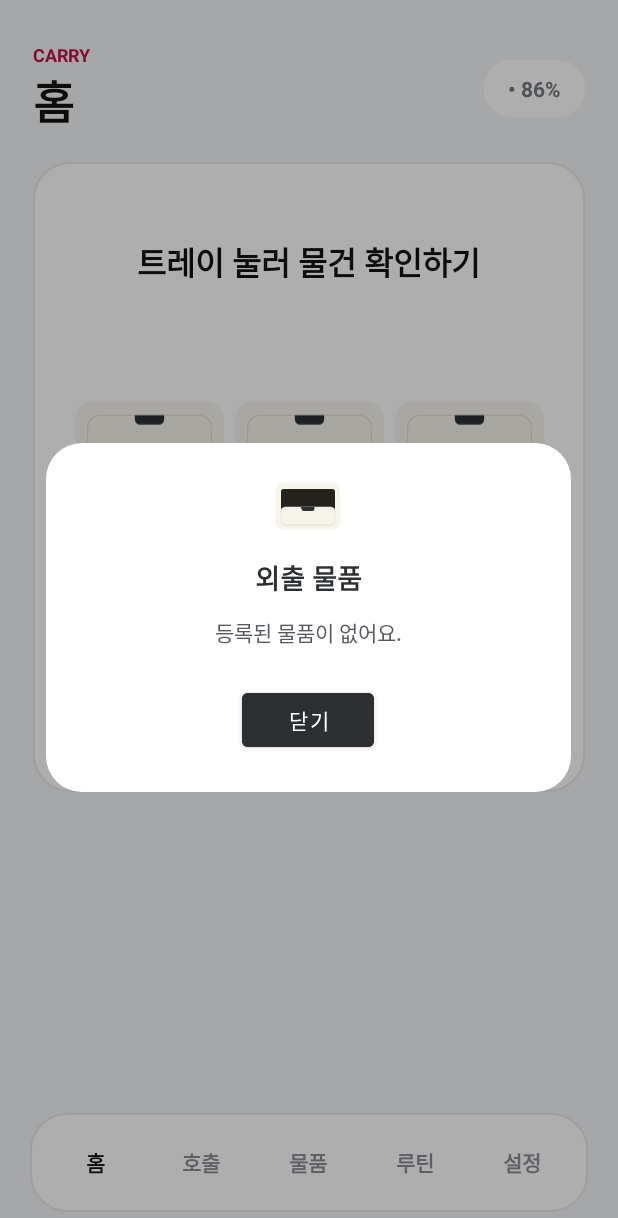
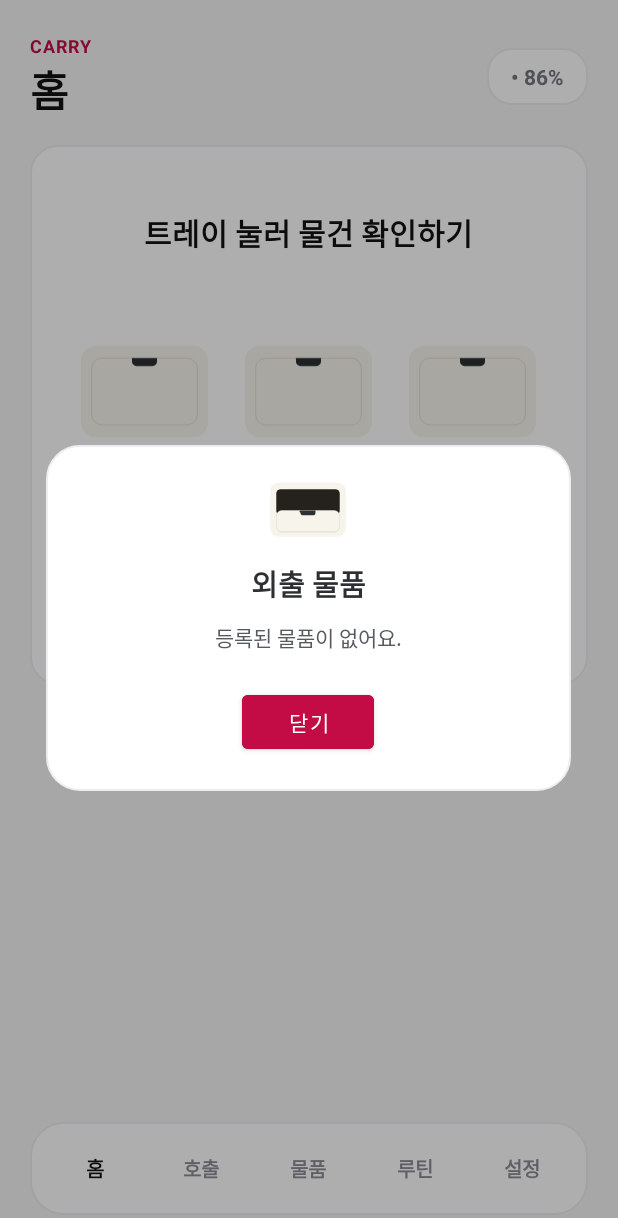
Before and after one commit to kse716/LG_CARRY, an Android app: the screen it shows after launch (MainActivity), after a tap on "외출", on a phone screen of 412 x 824 dp. Shown: the top 1218 px of the screen. Run offline under Robolectric (Android 15) with nearby library versions, the light colour scheme and no system bars; our stand-ins replace Firebase (no records; nobody signed in at launch, a user with empty details on screens opened directly); 1 other tap on this screen came first.

Commit message:
디자인 변경

```diff
--- a/app/src/main/res/drawable/bg_app.xml
+++ b/app/src/main/res/drawable/bg_app.xml
@@ -1,4 +1,4 @@
 <?xml version="1.0" encoding="utf-8"?>
 <shape xmlns:android="http://schemas.android.com/apk/res/android">
-    <solid android:color="#F3F4F6" />
+    <solid android:color="#F5F5F6" />
 </shape>
--- a/app/src/main/res/drawable/bg_card.xml
+++ b/app/src/main/res/drawable/bg_card.xml
@@ -1,8 +1,8 @@
 <?xml version="1.0" encoding="utf-8"?>
 <shape xmlns:android="http://schemas.android.com/apk/res/android">
     <solid android:color="#FFFFFF" />
-    <corners android:radius="24dp" />
+    <corners android:radius="18dp" />
     <stroke
         android:width="1dp"
-        android:color="#E6E8EC" />
+        android:color="#ECEDEF" />
 </shape>
--- a/app/src/main/res/drawable/bg_card_selected.xml
+++ b/app/src/main/res/drawable/bg_card_selected.xml
@@ -1,5 +1,5 @@
 <?xml version="1.0" encoding="utf-8"?>
 <shape xmlns:android="http://schemas.android.com/apk/res/android">
-    <solid android:color="#202124" />
-    <corners android:radius="18dp" />
+    <solid android:color="#C30B45" />
+    <corners android:radius="16dp" />
 </shape>
--- a/app/src/main/res/drawable/bg_circle_dark.xml
+++ b/app/src/main/res/drawable/bg_circle_dark.xml
@@ -1,5 +1,5 @@
 <?xml version="1.0" encoding="utf-8"?>
 <shape xmlns:android="http://schemas.android.com/apk/res/android"
     android:shape="oval">
-    <solid android:color="#202124" />
+    <solid android:color="#C30B45" />
 </shape>
--- a/app/src/main/res/drawable/bg_nav.xml
+++ b/app/src/main/res/drawable/bg_nav.xml
@@ -1,8 +1,8 @@
 <?xml version="1.0" encoding="utf-8"?>
 <shape xmlns:android="http://schemas.android.com/apk/res/android">
     <solid android:color="#FFFFFF" />
-    <corners android:radius="24dp" />
+    <corners android:radius="22dp" />
     <stroke
         android:width="1dp"
-        android:color="#E6E8EC" />
+        android:color="#ECEDEF" />
 </shape>
--- a/app/src/main/res/drawable/bg_pill.xml
+++ b/app/src/main/res/drawable/bg_pill.xml
@@ -1,5 +1,8 @@
 <?xml version="1.0" encoding="utf-8"?>
 <shape xmlns:android="http://schemas.android.com/apk/res/android">
     <solid android:color="#FFFFFF" />
-    <corners android:radius="18dp" />
+    <corners android:radius="16dp" />
+    <stroke
+        android:width="1dp"
+        android:color="#ECEDEF" />
 </shape>
--- a/app/src/main/res/drawable/bg_primary_button.xml
+++ b/app/src/main/res/drawable/bg_primary_button.xml
@@ -1,5 +1,5 @@
 <?xml version="1.0" encoding="utf-8"?>
 <shape xmlns:android="http://schemas.android.com/apk/res/android">
-    <solid android:color="#9FA0A2" />
-    <corners android:radius="18dp" />
+    <solid android:color="#2C3033" />
+    <corners android:radius="16dp" />
 </shape>
--- a/app/src/main/res/drawable/popup_round_bg.xml
+++ b/app/src/main/res/drawable/popup_round_bg.xml
@@ -1,4 +1,9 @@
 <?xml version="1.0" encoding="utf-8"?>
 <shape xmlns:android="http://schemas.android.com/apk/res/android"
     android:shape="rectangle">
-    <solid android:color="#FFFFFF" /> <corners android:radius="24dp" /> </shape>
+    <solid android:color="#FFFFFF" />
+    <corners android:radius="22dp" />
+    <stroke
+        android:width="1dp"
+        android:color="#ECEDEF" />
+</shape>
--- a/app/src/main/res/layout/activity_main.xml
+++ b/app/src/main/res/layout/activity_main.xml
@@ -14,9 +14,9 @@
         android:layout_height="0dp"
         android:clipToPadding="false"
         android:fillViewport="true"
-        android:paddingStart="22dp"
-        android:paddingEnd="22dp"
-        android:paddingBottom="104dp"
+        android:paddingStart="20dp"
+        android:paddingEnd="20dp"
+        android:paddingBottom="96dp"
         app:layout_constraintBottom_toTopOf="@id/bottomNav"
         app:layout_constraintEnd_toEndOf="parent"
         app:layout_constraintStart_toStartOf="parent"
@@ -26,7 +26,7 @@
             android:layout_width="match_parent"
             android:layout_height="wrap_content"
             android:orientation="vertical"
-            android:paddingTop="28dp">
+            android:paddingTop="22dp">
 
             <include
                 android:id="@+id/authScreen"
@@ -62,10 +62,10 @@
     <LinearLayout
         android:id="@+id/bottomNav"
         android:layout_width="0dp"
-        android:layout_height="66dp"
+        android:layout_height="62dp"
         android:layout_marginStart="20dp"
         android:layout_marginEnd="20dp"
-        android:layout_marginBottom="16dp"
+        android:layout_marginBottom="14dp"
         android:background="@drawable/bg_nav"
         android:gravity="center"
         android:orientation="horizontal"
@@ -84,6 +84,7 @@
             android:gravity="center"
             android:text="&#54856;"
             android:textColor="#C30B45"
+            android:textSize="13sp"
             android:textStyle="bold" />
 
         <TextView
@@ -94,6 +95,7 @@
             android:gravity="center"
             android:text="&#54840;&#52636;"
             android:textColor="#8A8D94"
+            android:textSize="13sp"
             android:textStyle="bold" />
 
         <TextView
@@ -104,6 +106,7 @@
             android:gravity="center"
             android:text="&#47932;&#54408;"
             android:textColor="#8A8D94"
+            android:textSize="13sp"
             android:textStyle="bold" />
 
         <TextView
@@ -114,6 +117,7 @@
             android:gravity="center"
             android:text="&#47336;&#54004;"
             android:textColor="#8A8D94"
+            android:textSize="13sp"
             android:textStyle="bold" />
 
         <TextView
@@ -124,6 +128,7 @@
             android:gravity="center"
             android:text="&#49444;&#51221;"
             android:textColor="#8A8D94"
+            android:textSize="13sp"
             android:textStyle="bold" />
     </LinearLayout>
 </androidx.constraintlayout.widget.ConstraintLayout>
--- a/app/src/main/res/layout/dialog_tray_popup.xml
+++ b/app/src/main/res/layout/dialog_tray_popup.xml
@@ -7,12 +7,12 @@
     android:background="@drawable/popup_round_bg"
     android:gravity="center_horizontal"
     android:orientation="vertical"
-    android:padding="24dp">
+    android:padding="22dp">
 
     <ImageView
-        android:layout_width="48dp"
-        android:layout_height="36dp"
-        android:layout_marginBottom="16dp"
+        android:layout_width="56dp"
+        android:layout_height="42dp"
+        android:layout_marginBottom="14dp"
         android:scaleType="fitCenter"
         app:srcCompat="@drawable/ic_tray_open" />
 
@@ -23,14 +23,14 @@
         android:gravity="center"
         android:text="트레이 물품"
         android:textColor="#2C3033"
-        android:textSize="18sp"
+        android:textSize="19sp"
         android:textStyle="bold" />
 
     <TextView
         android:id="@+id/popup_content"
         android:layout_width="match_parent"
         android:layout_height="wrap_content"
-        android:layout_marginTop="12dp"
+        android:layout_marginTop="10dp"
         android:gravity="center"
         android:text="등록된 물품이 없어요."
         android:textColor="#555A60"
@@ -41,8 +41,8 @@
         style="@style/Widget.MaterialComponents.Button"
         android:layout_width="wrap_content"
         android:layout_height="wrap_content"
-        android:layout_marginTop="24dp"
-        android:backgroundTint="#2C3033"
+        android:layout_marginTop="22dp"
+        android:backgroundTint="#C30B45"
         android:text="닫기"
         android:textColor="#FFFFFF" />
 </LinearLayout>
--- a/app/src/main/res/layout/screen_home.xml
+++ b/app/src/main/res/layout/screen_home.xml
@@ -7,7 +7,7 @@
     <LinearLayout
         android:layout_width="match_parent"
         android:layout_height="wrap_content"
-        android:layout_marginBottom="18dp"
+        android:layout_marginBottom="16dp"
         android:gravity="center_vertical"
         android:orientation="horizontal">
 
@@ -22,6 +22,7 @@
                 android:layout_height="wrap_content"
                 android:text="CARRY"
                 android:textColor="#C30B45"
+                android:letterSpacing="0.06"
                 android:textSize="12sp"
                 android:textStyle="bold" />
 
@@ -30,7 +31,7 @@
                 android:layout_height="wrap_content"
                 android:text="홈"
                 android:textColor="#111111"
-                android:textSize="30sp"
+                android:textSize="28sp"
                 android:textStyle="bold" />
         </LinearLayout>
 
@@ -49,24 +50,24 @@
 
     <LinearLayout
         android:layout_width="match_parent"
-        android:layout_height="420dp"
+        android:layout_height="360dp"
         android:background="@drawable/bg_card"
         android:gravity="center"
         android:orientation="vertical"
-        android:padding="24dp">
+        android:padding="22dp">
 
         <TextView
             android:layout_width="wrap_content"
             android:layout_height="wrap_content"
             android:text="트레이 눌러 물건 확인하기"
             android:textColor="#111111"
-            android:textSize="21sp"
+            android:textSize="20sp"
             android:textStyle="bold" />
 
         <LinearLayout
             android:layout_width="match_parent"
-            android:layout_height="138dp"
-            android:layout_marginTop="54dp"
+            android:layout_height="124dp"
+            android:layout_marginTop="40dp"
             android:gravity="center"
             android:orientation="horizontal">
 
@@ -83,8 +84,8 @@
 
                 <ImageButton
                     android:id="@+id/btn_tray1"
-                    android:layout_width="110dp"
-                    android:layout_height="90dp"
+                    android:layout_width="94dp"
+                    android:layout_height="78dp"
                     android:background="@android:color/transparent"
                     android:clickable="false"
                     android:contentDescription="1번 트레이"
@@ -117,8 +118,8 @@
 
                 <ImageButton
                     android:id="@+id/btn_tray2"
-                    android:layout_width="110dp"
-                    android:layout_height="90dp"
+                    android:layout_width="94dp"
+                    android:layout_height="78dp"
                     android:background="@android:color/transparent"
                     android:clickable="false"
                     android:contentDescription="2번 트레이"
@@ -151,8 +152,8 @@
 
                 <ImageButton
                     android:id="@+id/btn_tray3"
-                    android:layout_width="110dp"
-                    android:layout_height="90dp"
+                    android:layout_width="94dp"
+                    android:layout_height="78dp"
                     android:background="@android:color/transparent"
                     android:clickable="false"
                     android:contentDescription="3번 트레이"
@@ -176,8 +177,8 @@
         <TextView
             android:id="@+id/homeTrayItemsText"
             android:layout_width="match_parent"
-            android:layout_height="49dp"
-            android:layout_marginTop="22dp"
+            android:layout_height="wrap_content"
+            android:layout_marginTop="20dp"
             android:gravity="center"
             android:text="트레이를 누르면 저장된 물품이 팝업으로 보여요."
             android:textColor="#74787F"
@@ -187,6 +188,7 @@
         <TextView
             android:layout_width="wrap_content"
             android:layout_height="wrap_content"
+            android:layout_marginTop="14dp"
             android:text="상태 · 대기중"
             android:textColor="#74787F"
             android:textSize="15sp"
```
Also changed, not shown: app/src/main/res/drawable/bg_input.xml (+5 -2 lines), app/src/main/res/layout/screen_auth.xml (+8 -11 lines), app/src/main/res/layout/screen_call.xml (+14 -13 lines), app/src/main/res/layout/screen_items.xml (+17 -16 lines), app/src/main/res/layout/screen_routine.xml (+12 -11 lines), app/src/main/res/layout/screen_settings.xml (+122 -31 lines).
